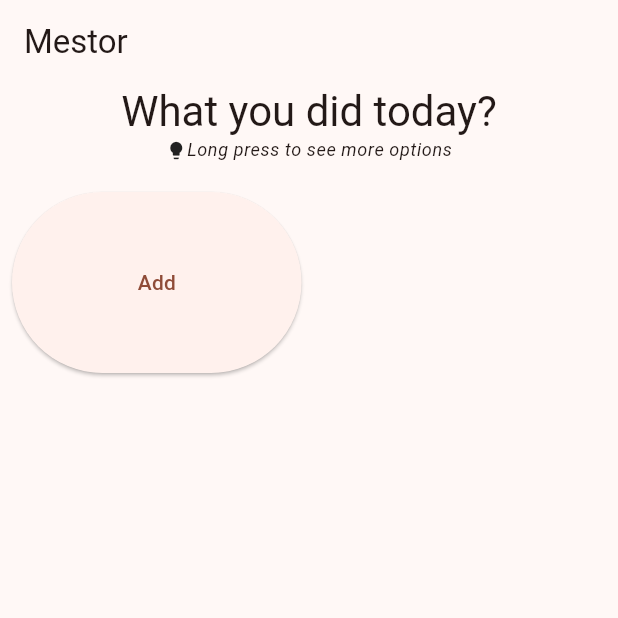
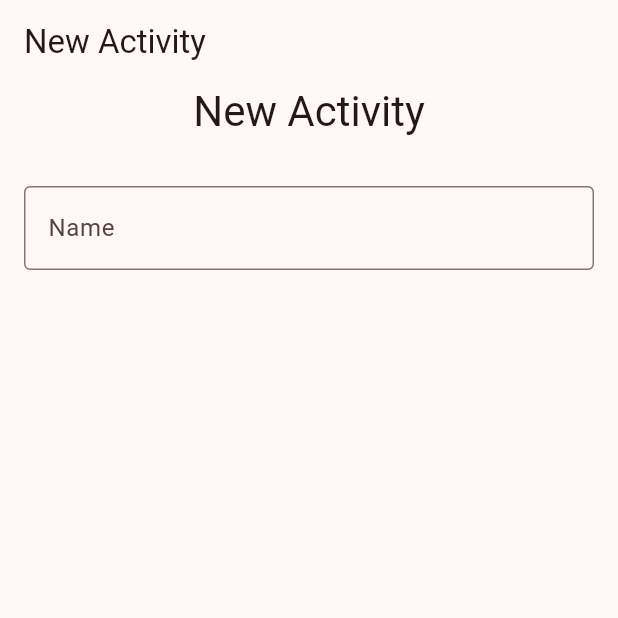
Before and after one commit to ikanadev/mestor, a Flutter app: the screen it shows after launch, after a tap on "Add", on a phone screen of 412 x 824 dp, the top half of it. Run offline on Flutter 3.47's test engine with Material 3 defaults, Android fonts, the phone set to English and light mode, and no system bars; our stand-ins replace drift, flutter_riverpod, fpdart, freezed_annotation, go_router, riverpod_annotation and 1 more; missing offline and left inert: flutter_snowflake, sqlite3; accounts and stored records are empty; generated files the repository leaves out were written again.

Commit message:
New activity screen route

```diff
--- a/mestorapp/lib/router.dart
+++ b/mestorapp/lib/router.dart
@@ -8,5 +8,9 @@ final router = GoRouter(
       path: "/",
       builder: (ctx, state) => const HomeScreen(),
     ),
+    GoRoute(
+      path: "/new_activity",
+      builder: (ctx, state) => const NewActivity(),
+    ),
   ],
 );
--- a/mestorapp/lib/screens/home.dart
+++ b/mestorapp/lib/screens/home.dart
@@ -4,6 +4,7 @@ import 'package:mestorapp/domain/models/models.dart';
 import 'package:mestorapp/domain/types.dart';
 import 'package:mestorapp/providers/providers.dart';
 import 'package:mestorapp/widgets/widgests.dart';
+import 'package:go_router/go_router.dart';
 
 class HomeScreen extends ConsumerWidget {
   const HomeScreen({super.key});
@@ -15,7 +16,7 @@ class HomeScreen extends ConsumerWidget {
     return Scaffold(
       appBar: AppBar(title: const Text("Mestor")),
       body: Container(
-        padding: const EdgeInsets.symmetric(horizontal: 8),
+        padding: const EdgeInsets.symmetric(horizontal: 16),
         child: Column(
           crossAxisAlignment: CrossAxisAlignment.stretch,
           children: [
@@ -35,7 +36,7 @@ class HomeScreen extends ConsumerWidget {
                 ),
               ],
             ),
-            const SizedBox(height: 20),
+            const SizedBox(height: 32),
             actsProv.when(
               error: (error, _) => Text('$error'),
               loading: () => const CircularProgressIndicator(),
@@ -43,8 +44,8 @@ class HomeScreen extends ConsumerWidget {
                 child: GridView.builder(
                   gridDelegate: const SliverGridDelegateWithMaxCrossAxisExtent(
                     maxCrossAxisExtent: 200,
-                    crossAxisSpacing: 10,
-                    mainAxisSpacing: 10,
+                    crossAxisSpacing: 16,
+                    mainAxisSpacing: 16,
                     childAspectRatio: 1.6,
                   ),
                   itemCount: acts.length + 1,
@@ -53,6 +54,8 @@ class HomeScreen extends ConsumerWidget {
                       return ElevatedButton(
                         child: const Text("Add"),
                         onPressed: () {
+                          context.go("/new_activity");
+                          return;
                           ref
                               .read(activitiesNotifierProvider.notifier)
                               .saveActivity(
--- /dev/null
+++ b/mestorapp/lib/screens/new_activity.dart
@@ -0,0 +1,47 @@
+import 'package:flutter/material.dart';
+import 'package:mestorapp/utils/validators.dart';
+
+class NewActivity extends StatefulWidget {
+  const NewActivity({super.key});
+
+  @override
+  State<NewActivity> createState() => _NewActivity();
+}
+
+class _NewActivity extends State<NewActivity> {
+  final _formKey = GlobalKey<FormState>();
+  final _nameCont = TextEditingController();
+
+  @override
+  Widget build(BuildContext context) {
+    final textTheme = Theme.of(context).textTheme;
+    return Scaffold(
+      appBar: AppBar(title: const Text("New Activity")),
+      body: Container(
+        padding: const EdgeInsets.symmetric(horizontal: 16),
+        child: Column(
+          crossAxisAlignment: CrossAxisAlignment.stretch,
+          children: [
+            Text(
+              "New Activity",
+              textAlign: TextAlign.center,
+              style: textTheme.headlineMedium,
+            ),
+            const SizedBox(height: 32),
+            Form(
+              key: _formKey,
+              child: TextFormField(
+                decoration: const InputDecoration(
+                  labelText: 'Name',
+                  border: OutlineInputBorder(),
+                ),
+                validator: nonEmptyValidator,
+                controller: _nameCont,
+              ),
+            ),
+          ],
+        ),
+      ),
+    );
+  }
+}
--- a/mestorapp/lib/screens/screens.dart
+++ b/mestorapp/lib/screens/screens.dart
@@ -1 +1,2 @@
 export 'home.dart';
+export 'new_activity.dart';
--- /dev/null
+++ b/mestorapp/lib/utils/validators.dart
@@ -0,0 +1,6 @@
+String? nonEmptyValidator(String? value) {
+  if (value == null || value.isEmpty) {
+    return 'This field can not be empty';
+  }
+  return null;
+}
--- a/mestorapp/lib/widgets/activity_item.dart
+++ b/mestorapp/lib/widgets/activity_item.dart
@@ -34,13 +34,10 @@ class ActivityItem extends StatelessWidget {
               activity.name,
               maxLines: 1,
               overflow: TextOverflow.ellipsis,
-              style: textTheme.bodySmall?.copyWith(fontWeight: FontWeight.w400),
+              style: textTheme.bodySmall,
             ),
             Icon(Icons.square, size: 42, color: Colors.grey.shade600),
-            Text(
-              '8',
-              style: textTheme.bodyLarge,
-            ),
+            Text('8', style: textTheme.bodyMedium),
           ],
         ),
       ),
```
Also changed, not shown: 5 other files.
